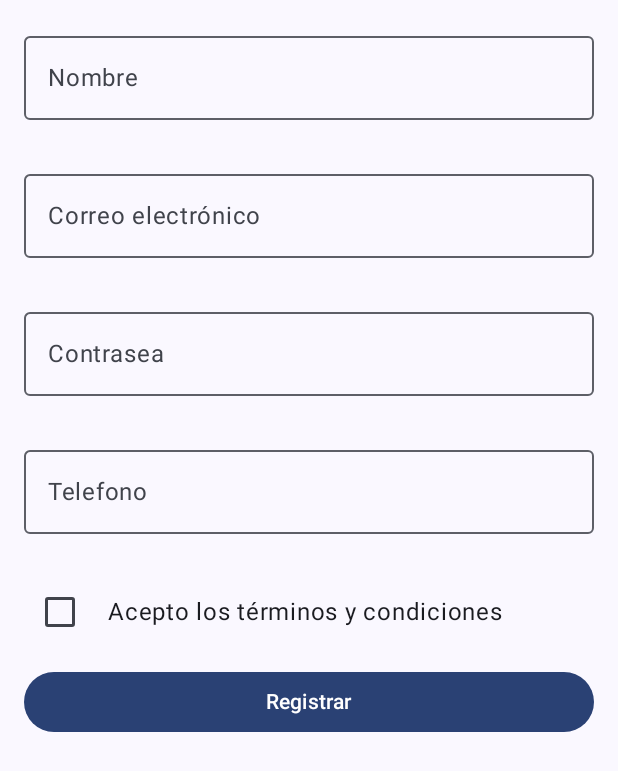
After one commit to ezenten0/Finanzas_App, an Android app built with Jetpack Compose: the composable RegistroScreen shown on its own in the app's theme, on a phone screen of 412 x 824 dp. The commit adds this screen. Shown: the top 771 px of the screen. Run offline under Robolectric (Android 15) with nearby library versions, the light colour scheme and no system bars.

Commit message:
feat(registro): Add user registration flow
This commit introduces a complete user registration flow, including the UI, state management, and navigation.

Key changes:
*   **`RegistroScreen`**: A new Composable screen for user registration. It includes input fields for name, email, password, and phone, along with a checkbox for accepting terms and conditions. Basic form validation is displayed to the user.
*   **`UsuarioViewModel`**: Manages the UI state (`UsuarioUiState`) for the registration form. It handles input changes and performs validation logic.
*   **State and Error Models**: `UsuarioUiState` and `UsuarioErrores` data classes were added to model the form's state and potential validation errors.
*   **`ResumenScreen`**: A new screen to display a summary of the registered user's information after a successful registration.
*   **Navigation**: `AppNavigation` is set up to manage the flow between `RegistroScreen` and `ResumenScreen` using Jetpack Navigation Compose. `MainActivity` is updated to use this navigation graph.
*   **Dependencies**: Added necessary dependencies for ViewModel, Navigation Compose, Lifecycle, and Coroutines.

```diff
--- a/app/src/main/java/com/example/app_finanzas/Activities/IntroActivity/IntroActivity.kt
+++ b/app/src/main/java/com/example/app_finanzas/Activities/IntroActivity/IntroActivity.kt
@@ -1,4 +1,4 @@
-package com.example.app_finanzas.activities.introactivity
+package com.example.app_finanzas.Activities.IntroActivity
 
 import android.content.Intent
 import android.os.Bundle
--- /dev/null
+++ b/app/src/main/java/com/example/app_finanzas/model/UsuarioErrores.kt
@@ -0,0 +1,9 @@
+package com.example.app_finanzas.model
+
+data class UsuarioErrores(
+    val nombre: String? = null,
+    val correo: String? = null,
+    val clave: String? = null,
+    val telefono: String? = null
+
+)
--- /dev/null
+++ b/app/src/main/java/com/example/app_finanzas/model/UsuarioUiState.kt
@@ -0,0 +1,11 @@
+package com.example.app_finanzas.model
+
+//Modelo principal "estado formulario del usuario"
+data class UsuarioUiState(
+    val nombre: String = "",
+    val correo: String = "",
+    val clave: String = "",
+    val telefono: String = "",
+    val aceptaTerminos: Boolean = false,
+    val errores: UsuarioErrores = UsuarioErrores()
+    )
--- /dev/null
+++ b/app/src/main/java/com/example/app_finanzas/ui/screens/FormularioScreen.kt
@@ -0,0 +1 @@
+package com.example.app_finanzas.ui.screens
--- /dev/null
+++ b/app/src/main/java/com/example/app_finanzas/ui/screens/RegistroScreen.kt
@@ -0,0 +1,117 @@
+package com.example.app_finanzas.ui.screens
+
+import androidx.compose.foundation.layout.Arrangement
+import androidx.compose.foundation.layout.Column
+import androidx.compose.foundation.layout.Row
+import androidx.compose.foundation.layout.Spacer
+import androidx.compose.foundation.layout.fillMaxSize
+import androidx.compose.foundation.layout.fillMaxWidth
+import androidx.compose.foundation.layout.padding
+import androidx.compose.foundation.layout.width
+import androidx.compose.material3.Button
+import androidx.compose.material3.Checkbox
+import androidx.compose.material3.MaterialTheme
+import androidx.compose.material3.OutlinedTextField
+import androidx.compose.material3.Text
+import androidx.compose.runtime.Composable
+import androidx.compose.runtime.collectAsState
+import androidx.compose.runtime.getValue
+import androidx.compose.ui.Alignment
+import androidx.compose.ui.Modifier
+import androidx.compose.ui.text.input.PasswordVisualTransformation
+import androidx.compose.ui.unit.dp
+import androidx.navigation.NavController
+import com.example.app_finanzas.ViewModel.UsuarioViewModel
+
+@Composable
+fun RegistroScreen(
+    navController: NavController,
+    viewModel: UsuarioViewModel
+) {
+    val estado by viewModel.estado.collectAsState()
+
+    Column(
+        Modifier
+            .fillMaxSize()
+            .padding(16.dp),
+        verticalArrangement = Arrangement.spacedBy(12.dp)
+    ) {
+        // Campo nombre
+        OutlinedTextField(
+            value = estado.nombre,
+            onValueChange = viewModel::onNombreChange,
+            label = { Text("Nombre") },
+            isError = estado.errores.nombre != null,
+            supportingText = {
+                estado.errores.nombre?.let {
+                    Text(it, color = MaterialTheme.colorScheme.error)
+                }
+            },
+            modifier = Modifier.fillMaxWidth()
+        )
+
+        // Campo correo
+        OutlinedTextField(
+            value = estado.correo,
+            onValueChange = viewModel::onCorreoChange,
+            label = { Text("Correo electrónico") },
+            isError = estado.errores.correo != null,
+            supportingText = {
+                estado.errores.correo?.let {
+                    Text(it, color = MaterialTheme.colorScheme.error)
+                }
+            },
+            modifier = Modifier.fillMaxWidth()
+        )
+
+        // Campo clave
+        OutlinedTextField(
+            value = estado.clave,
+            onValueChange = viewModel::onClaveChange,
+            label = { Text("Contrasea") },
+            visualTransformation = PasswordVisualTransformation(),
+            isError = estado.errores.clave != null,
+            supportingText = {
+                estado.errores.clave?.let {
+                    Text(it, color = MaterialTheme.colorScheme.error)
+                }
+            },
+            modifier = Modifier.fillMaxWidth()
+        )
+        // telefono
+        OutlinedTextField(
+            value = estado.telefono,
+            onValueChange = viewModel::onTelefonoChange,
+            label = { Text("Telefono") },
+            isError = estado.errores.telefono != null,
+            supportingText = {
+                estado.errores.telefono?.let {
+                    Text(it, color = MaterialTheme.colorScheme.error)
+                }
+            },
+            modifier = Modifier.fillMaxWidth()
+        )
+
+        // Checkbox: terminos y condiciones
+        Row(verticalAlignment = Alignment.CenterVertically) {
+            Checkbox(
+                checked = estado.aceptaTerminos,
+                onCheckedChange = viewModel::onAceptaTerminosChange
+            )
+            Spacer(Modifier.width(8.dp))
+            Text("Acepto los términos y condiciones")
+        }
+
+        // Boton: enviar
+        Button(
+            onClick = {
+                if (viewModel.validarFormulario()) {
+                 navController.navigate("resumen") //unchecked
+                }
+            },
+            modifier = Modifier.fillMaxWidth()
+        ) {
+            Text("Registrar")
+        }
+    }
+}
```
Also changed, not shown: app/build.gradle.kts (+8 -2 lines), app/src/main/java/com/example/app_finanzas/Activities/navigation/AppNavigation.kt (added, +31 -0 lines), app/src/main/java/com/example/app_finanzas/MainActivity.kt (+7 -21 lines), app/src/main/java/com/example/app_finanzas/ViewModel/UsuarioViewModel.kt (added, +73 -0 lines), app/src/main/java/com/example/app_finanzas/ui/screens/ResumenScreen.kt (added, +26 -0 lines), gradle/libs.versions.toml (+12 -0 lines).
